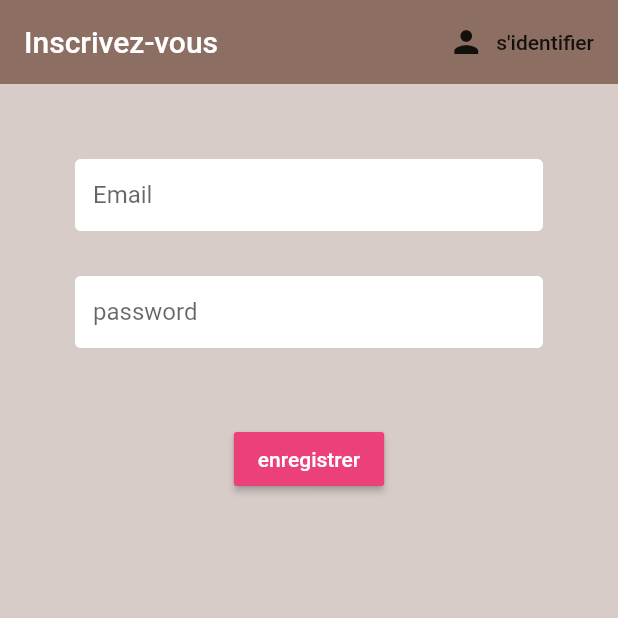
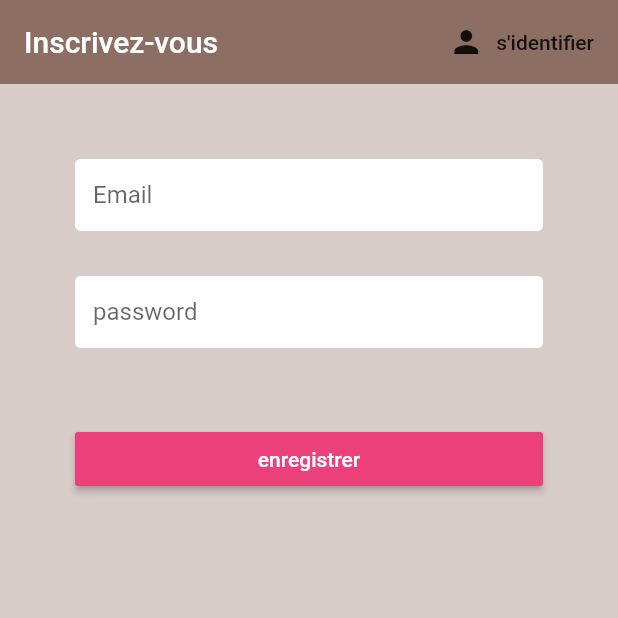
Before and after one commit to Mrilyes/service_technique, a Flutter app: the screen it shows after launch, after a tap on "s'identifier", after a tap on "inscrire", on a phone screen of 412 x 824 dp, the top half of it. Run offline on Flutter 3.47's test engine with Material 2 defaults, Android fonts, the phone set to English and light mode, and no system bars; our stand-ins replace cloud_firestore, firebase_auth, firebase_core; accounts and stored records are empty.

Commit message:
refactor: fixed the outside design

```diff
--- a/lib/screens/authenticate/register.dart
+++ b/lib/screens/authenticate/register.dart
@@ -26,8 +26,8 @@ class _RegisterState extends State<Register> {
       appBar: AppBar(
         backgroundColor: Colors.brown[400],
         elevation: 0.0,
-        title: Text('Inscrivez-vous'),
-        actions: <Widget>[
+        title: const Text('Inscrivez-vous'),
+        actions: [
           FlatButton.icon(
             icon: Icon(Icons.person),
             label: Text("s'identifier"),
@@ -40,10 +40,11 @@ class _RegisterState extends State<Register> {
         padding: EdgeInsets.symmetric(vertical: 20.0, horizontal: 50.0),
         child: Form(
           key: _formKey,
-          child: Column(
-            children: <Widget>[
+          child: ListView(
+            children: [
               SizedBox(height: 30.0),
               TextFormField(
+                keyboardType: TextInputType.emailAddress,
                 decoration: textInputDecoration.copyWith(hintText: 'Email'),
                 validator: (val) => val!.isEmpty ? 'Enter an email' : null,
                 onChanged: (val) {
--- a/lib/screens/authenticate/sign_in.dart
+++ b/lib/screens/authenticate/sign_in.dart
@@ -23,12 +23,12 @@ class _SignInState extends State<SignIn> {
       appBar: AppBar(
         backgroundColor: Colors.brown[400],
         elevation: 0.0,
-        title: Text('connecter au service ',
+        title: const Text('connecter au service ',
             style: TextStyle(
               fontSize: 20,
               color: Colors.white,
             )),
-        actions: <Widget>[
+        actions: [
           FlatButton.icon(
             icon: Icon(Icons.person),
             label: Text('inscrire'),
@@ -41,10 +41,11 @@ class _SignInState extends State<SignIn> {
         padding: EdgeInsets.symmetric(vertical: 20.0, horizontal: 50.0),
         child: Form(
           key: _formKey,
-          child: Column(
-            children: <Widget>[
+          child: ListView(
+            children: [
               SizedBox(height: 30.0),
               TextFormField(
+                keyboardType: TextInputType.emailAddress,
                 decoration: textInputDecoration.copyWith(hintText: 'Email'),
                 validator: (val) => val!.isEmpty ? 'Enter an email' : null,
                 onChanged: (val) {
--- a/lib/screens/home/client_screen.dart
+++ b/lib/screens/home/client_screen.dart
@@ -127,6 +127,7 @@ class Client extends StatelessWidget {
                 'Description': desc.text,
               });
               print("Form was submitted successfully.");
+              //Shows a snackbar with a message
               ScaffoldMessenger.of(context).showSnackBar(
                 const SnackBar(content: Text('Ajoutée au succée')),
               );
```
